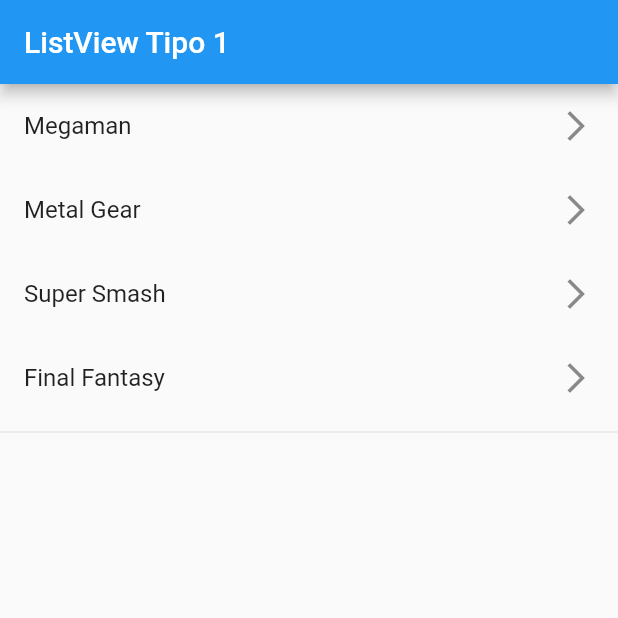
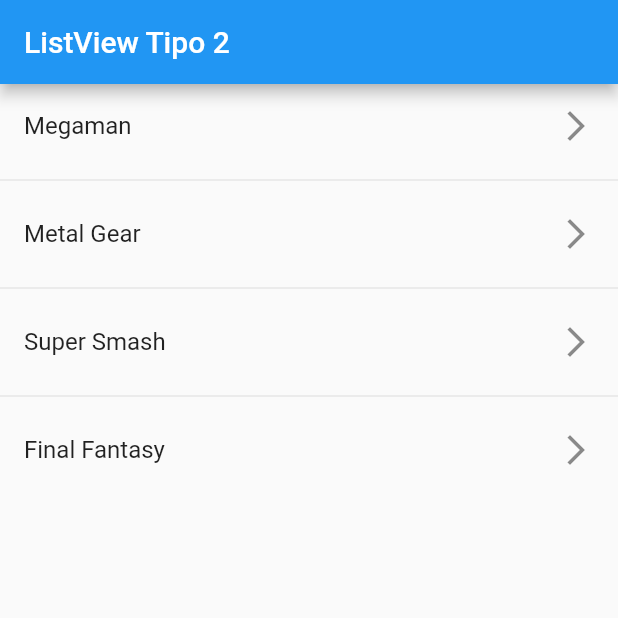
Before and after one commit to vaguilarrebolledo/componentes_flutter, a Flutter app: the screen it shows after launch, on a phone screen of 412 x 824 dp, the top half of it. Run offline on Flutter 3.47's test engine with Material 2 defaults, Android fonts, the phone set to English and light mode, and no system bars.

Commit message:
agregando nuevo screen

```diff
--- a/lib/main.dart
+++ b/lib/main.dart
@@ -1,4 +1,4 @@
-import 'package:fl_components/screens/listview1_screen.dart';
+import 'package:fl_components/screens/listview2_screen.dart';
 import 'package:flutter/material.dart';
 
 void main() => runApp(const MyApp());
@@ -8,6 +8,6 @@ class MyApp extends StatelessWidget {
 
   @override
   Widget build(BuildContext context) {
-    return const MaterialApp(title: 'Material App', home: Listview1Screen());
+    return const MaterialApp(title: 'Material App', home: Listview2Screen());
   }
 }
--- a/lib/screens/listview1_screen.dart
+++ b/lib/screens/listview1_screen.dart
@@ -16,10 +16,10 @@ class Listview1Screen extends StatelessWidget {
             ...options.map(
               (game) =>  ListTile(
                 title: Text(game),
-                trailing: Icon(Icons.arrow_forward_ios),
+                trailing: const Icon(Icons.arrow_forward_ios),
               )
               ).toList(),
-              Divider(),
+              const Divider(),
 
 
 
--- /dev/null
+++ b/lib/screens/listview2_screen.dart
@@ -0,0 +1,25 @@
+import 'package:flutter/material.dart';
+
+class Listview2Screen extends StatelessWidget {
+  final options = const ['Megaman' , 'Metal Gear', 'Super Smash', 'Final Fantasy'];
+
+  const Listview2Screen({Key? key}) : super(key: key);
+
+  @override
+  Widget build(BuildContext context) {
+    return Scaffold(
+        appBar: AppBar(
+          title: const Text('ListView Tipo 2'),
+        ),
+        body: ListView.separated(
+            itemCount: options.length,//numero de items (arreglo)
+            itemBuilder: (context,i) => ListTile(
+                title: Text(options[i]),
+                trailing: const Icon(Icons.arrow_forward_ios),
+              ),
+            separatorBuilder: (_,__) => const Divider(),
+          )
+
+        );
+  }
+}
```
